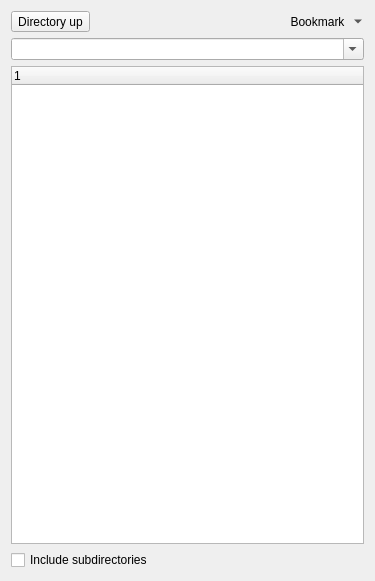
Before: the Qt Designer form src/ui/filebrowser.ui in sjuvonen/coquillo, drawn with Qt 5.
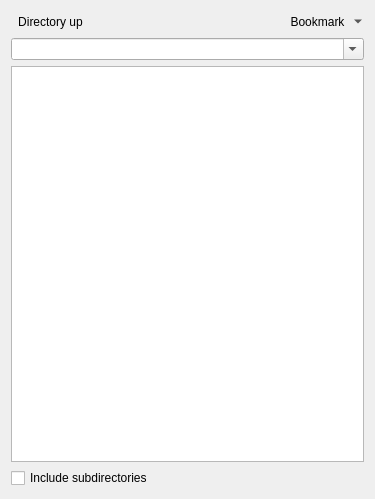
After: the same form once the commit is applied. Icons and pictures are not drawn.

The edit to the form file:
```diff
--- a/src/ui/filebrowser.ui
+++ b/src/ui/filebrowser.ui
@@ -7,7 +7,7 @@
     <x>0</x>
     <y>0</y>
     <width>375</width>
-    <height>581</height>
+    <height>499</height>
    </rect>
   </property>
   <property name="windowTitle">
@@ -24,6 +24,9 @@
        <property name="icon">
         <iconset theme="QIcon::ThemeIcon::GoUp"/>
        </property>
+       <property name="autoRaise">
+        <bool>true</bool>
+       </property>
       </widget>
      </item>
      <item>
@@ -77,12 +80,19 @@
     </widget>
    </item>
    <item>
-    <widget class="QTreeWidget" name="directoryView">
-     <column>
-      <property name="text">
-       <string notr="true">1</string>
-      </property>
-     </column>
+    <widget class="QTreeView" name="directoryView">
+     <property name="uniformRowHeights">
+      <bool>true</bool>
+     </property>
+     <property name="animated">
+      <bool>true</bool>
+     </property>
+     <property name="allColumnsShowFocus">
+      <bool>true</bool>
+     </property>
+     <property name="headerHidden">
+      <bool>true</bool>
+     </property>
     </widget>
    </item>
    <item>
```
